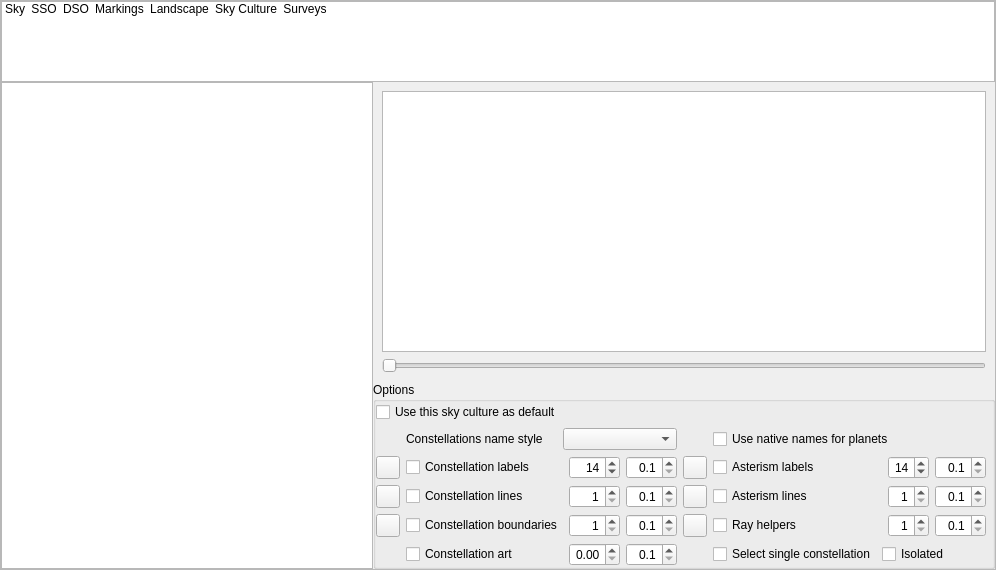
Before: the Qt Designer form src/gui/viewDialog.ui in Stellarium/stellarium, drawn with Qt 5.
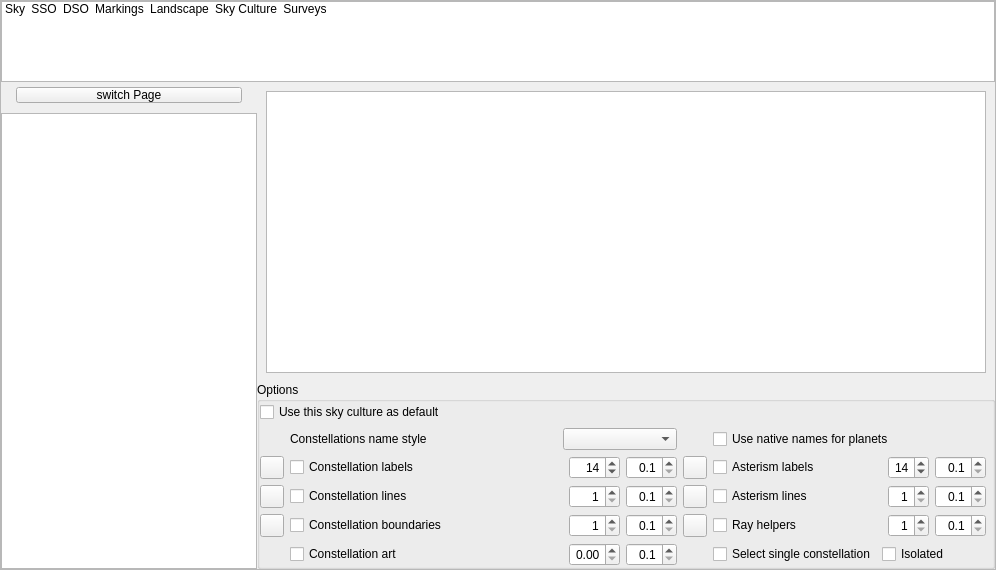
After: the same form once the commit is applied. The open tabs and pages were chosen to show the change. Icons and pictures are not drawn. Custom widgets are drawn as their Qt base class.

Commit message: added Button to switch between SC map and browser

```diff
--- a/src/gui/viewDialog.ui
+++ b/src/gui/viewDialog.ui
@@ -4903,23 +4903,41 @@
           <property name="spacing">
            <number>0</number>
           </property>
-          <item row="0" column="0" rowspan="3">
-           <widget class="QListWidget" name="culturesListWidget">
+          <item row="0" column="1">
+           <widget class="QStackedWidget" name="skyCultureStackedWidget">
+            <widget class="QWidget" name="skyCulturePage_browser">
+             <layout class="QGridLayout" name="gridLayout_24">
+              <item row="0" column="0">
+               <widget class="QTextBrowser" name="skyCultureTextBrowser">
             <property name="sizePolicy">
-             <sizepolicy hsizetype="Preferred" vsizetype="Expanding">
-              <horstretch>100</horstretch>
+                 <sizepolicy hsizetype="Expanding" vsizetype="Expanding">
+                  <horstretch>0</horstretch>
               <verstretch>0</verstretch>
              </sizepolicy>
             </property>
-            <property name="focusPolicy">
-             <enum>Qt::NoFocus</enum>
+                <property name="frameShape">
+                 <enum>QFrame::StyledPanel</enum>
+                </property>
+                <property name="verticalScrollBarPolicy">
+                 <enum>Qt::ScrollBarAsNeeded</enum>
             </property>
             <property name="horizontalScrollBarPolicy">
              <enum>Qt::ScrollBarAlwaysOff</enum>
             </property>
-            <property name="selectionRectVisible">
-             <bool>false</bool>
-            </property>
+                <property name="openExternalLinks">
+                 <bool>true</bool>
+                </property>
+               </widget>
+              </item>
+             </layout>
+            </widget>
+            <widget class="QWidget" name="skyCulturePage_map">
+             <layout class="QGridLayout" name="gridLayout_25">
+              <item row="0" column="0">
+               <widget class="SkycultureMapGraphicsView" name="skyCultureMapGraphicsView"/>
+              </item>
+             </layout>
+            </widget>
            </widget>
           </item>
           <item row="1" column="1">
@@ -5430,49 +5448,53 @@
             </layout>
            </widget>
           </item>
-          <item row="0" column="1">
-           <widget class="QStackedWidget" name="skyCultureStackedWidget">
-            <widget class="QWidget" name="skyCulturePage_map">
-             <layout class="QGridLayout" name="gridLayout_24">
-              <item row="0" column="0">
-               <widget class="SkycultureMapGraphicsView" name="skyCultureMapGraphicsView"/>
-              </item>
-              <item row="1" column="0">
-               <widget class="QSlider" name="skyCultureTimeSlider">
-                <property name="orientation">
-                 <enum>Qt::Horizontal</enum>
-                </property>
-               </widget>
-              </item>
-             </layout>
-            </widget>
-            <widget class="QWidget" name="skyCulturePage_browser">
-             <layout class="QGridLayout" name="gridLayout_25">
-              <item row="0" column="0">
-               <widget class="QTextBrowser" name="skyCultureTextBrowser">
+          <item row="0" column="0" rowspan="2">
+           <layout class="QVBoxLayout" name="verticalLayout_5">
+           <property name="leftMargin">
+            <number>0</number>
+           </property>
+           <property name="topMargin">
+            <number>5</number>
+           </property>
+           <property name="rightMargin">
+            <number>0</number>
+           </property>
+           <property name="bottomMargin">
+            <number>0</number>
+           </property>
+           <property name="spacing">
+            <number>10</number>
+           </property>
+            <item>
+             <widget class="QPushButton" name="switchSkyCulturePageButton">
+             <property name="styleSheet">
+              <string notr="true">margin-left: 15px; margin-right: 15px;</string>
+             </property>
+              <property name="text">
+               <string>switch Page</string>
+              </property>
+             </widget>
+            </item>
+            <item>
+             <widget class="QListWidget" name="culturesListWidget">
                 <property name="sizePolicy">
-                 <sizepolicy hsizetype="Expanding" vsizetype="Expanding">
-                  <horstretch>0</horstretch>
+               <sizepolicy hsizetype="Preferred" vsizetype="Expanding">
+                <horstretch>100</horstretch>
                   <verstretch>0</verstretch>
                  </sizepolicy>
                 </property>
-                <property name="frameShape">
-                 <enum>QFrame::StyledPanel</enum>
-                </property>
-                <property name="verticalScrollBarPolicy">
-                 <enum>Qt::ScrollBarAsNeeded</enum>
+              <property name="focusPolicy">
+               <enum>Qt::NoFocus</enum>
                 </property>
                 <property name="horizontalScrollBarPolicy">
                  <enum>Qt::ScrollBarAlwaysOff</enum>
                 </property>
-                <property name="openExternalLinks">
-                 <bool>true</bool>
+              <property name="selectionRectVisible">
+               <bool>false</bool>
                 </property>
                </widget>
               </item>
              </layout>
-            </widget>
-           </widget>
           </item>
          </layout>
         </widget>
```
Left out of the diff: 1 changed line with no effect on the pictures. Lines whose indentation alone changed are shown as unchanged. The commit also changes 2 other files.
